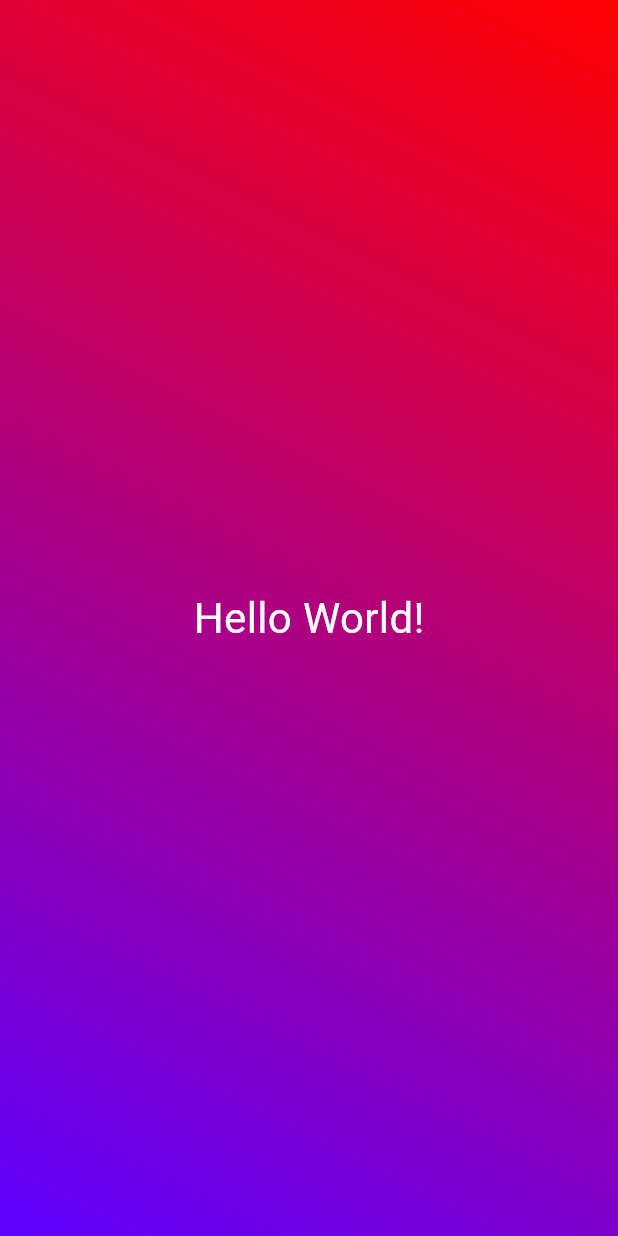
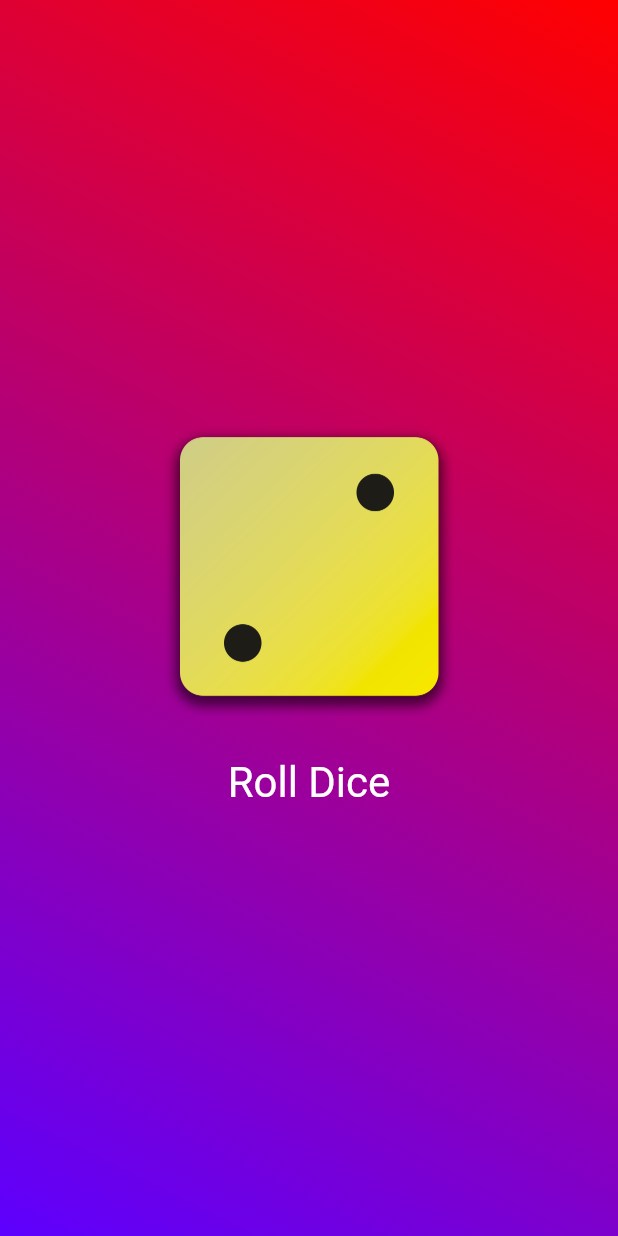
Before and after one commit to hekdk/Learning-Flutter, a Flutter app: the screen it shows after launch, on a phone screen of 412 x 824 dp. Run offline on Flutter 3.47's test engine with Material 3 defaults, Android fonts, the phone set to English and light mode, and no system bars.

Commit message:
basic roll_dice app

```diff
--- /dev/null
+++ b/basics/lib/dice_roller.dart
@@ -0,0 +1,49 @@
+import 'dart:math';
+import 'package:flutter/material.dart';
+
+final randomizer = Random();
+
+class DiceRoller extends StatefulWidget {
+  const DiceRoller({super.key});
+
+  @override
+  State<DiceRoller> createState() {
+    return _DiceRollerState();
+  }
+}
+
+class _DiceRollerState extends State<DiceRoller> {
+  var currentDiceRoll = 2;
+
+  void rollDice() {
+    setState(() {
+      currentDiceRoll = randomizer.nextInt(6) + 1;
+    });
+  }
+
+  @override
+  Widget build(context) {
+    return Column(
+      mainAxisSize: MainAxisSize.min,
+      children: [
+        Image.asset(
+          'assets/images/dice-$currentDiceRoll.png',
+          width: 200,
+        ),
+        const SizedBox(
+          height: 20,
+        ),
+        TextButton(
+          onPressed: rollDice,
+          style: TextButton.styleFrom(
+              // padding: const EdgeInsets.only(top: 20),
+              foregroundColor: Colors.white,
+              textStyle: const TextStyle(
+                fontSize: 28,
+              )),
+          child: const Text('Roll Dice'),
+        )
+      ],
+    );
+  }
+}
--- a/basics/lib/gradient_container.dart
+++ b/basics/lib/gradient_container.dart
@@ -1,27 +1,30 @@
+import 'package:basics/dice_roller.dart';
 import 'package:flutter/material.dart';
-import 'package:basics/styled_text.dart';
 
 const startAlignment = Alignment.topRight;
 const endAlignment = Alignment.bottomLeft;
 
 class GradientContainer extends StatelessWidget {
-  const GradientContainer({super.key});
+  const GradientContainer(this.color1, this.color2, {super.key});
+
+  final Color color1;
+  final Color color2;
 
   @override
   Widget build(context) {
     return Container(
-      decoration: const BoxDecoration(
+      decoration: BoxDecoration(
         gradient: LinearGradient(
           colors: [
-            Color.fromARGB(255, 255, 0, 0),
-            Color.fromARGB(255, 93, 0, 255),
+            color1,
+            color2,
           ],
           begin: startAlignment,
           end: endAlignment,
         ),
       ),
       child: const Center(
-        child: StyledText('Hello World!'),
+        child: DiceRoller(),
       ),
     );
   }
--- a/basics/lib/main.dart
+++ b/basics/lib/main.dart
@@ -5,7 +5,10 @@ void main() {
   runApp(
     const MaterialApp(
       home: Scaffold(
-        body: GradientContainer(),
+        body: GradientContainer(
+           Color.fromARGB(255, 255, 0, 0),
+           Color.fromARGB(255, 93, 0, 255),
+        ),
       ),
     ),
   );
```
Also changed, not shown: basics/pubspec.yaml (+7 -3 lines), basics/assets/images/dice-1.png (added), basics/assets/images/dice-2.png (added), basics/assets/images/dice-3.png (added), basics/assets/images/dice-4.png (added), basics/assets/images/dice-5.png (added), basics/assets/images/dice-6.png (added), 1 other file.
